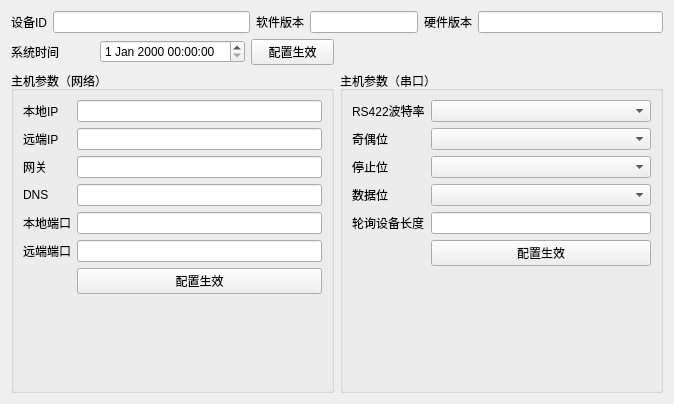
First picture: the form in src/polldevicewidget.ui, repository yesyan/GDCS01, before the edit.
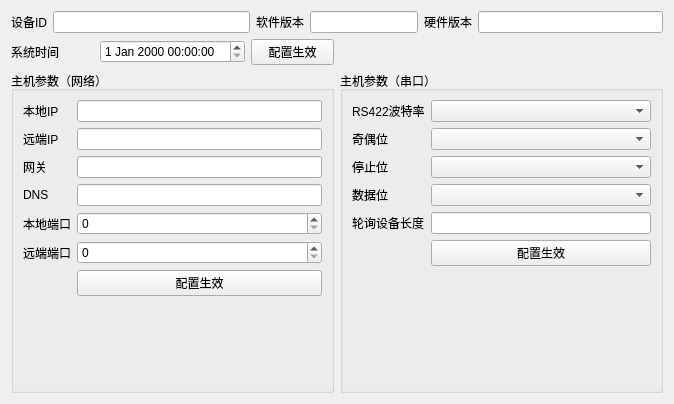
Second picture: the form after the edit.

What changed in the file:
```diff
--- a/src/polldevicewidget.ui
+++ b/src/polldevicewidget.ui
@@ -196,9 +196,6 @@
         </property>
        </widget>
       </item>
-      <item row="4" column="1">
-       <widget class="QLineEdit" name="lineEdit_7"/>
-      </item>
       <item row="5" column="0">
        <widget class="QLabel" name="label_10">
         <property name="text">
@@ -206,9 +203,6 @@
         </property>
        </widget>
       </item>
-      <item row="5" column="1">
-       <widget class="QLineEdit" name="lineEdit_10"/>
-      </item>
       <item row="6" column="1">
        <widget class="QPushButton" name="pushButton">
         <property name="text">
@@ -216,6 +210,12 @@
         </property>
        </widget>
       </item>
+      <item row="4" column="1">
+       <widget class="QSpinBox" name="spinBox_localPort"/>
+      </item>
+      <item row="5" column="1">
+       <widget class="QSpinBox" name="spinBox_remotePort"/>
+      </item>
      </layout>
     </widget>
    </item>
```
Left out of the diff: 28 changed lines with no effect on the pictures.
